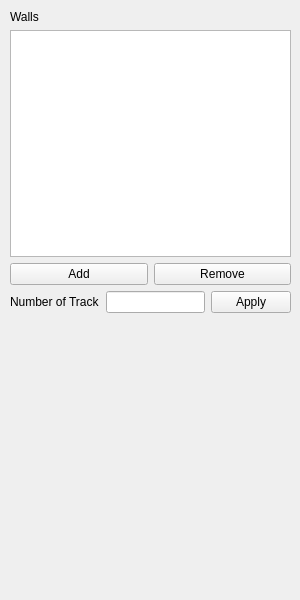
Qt form forms/platformpropertywidget.ui (JuPedSim/jpseditor) before a commit.
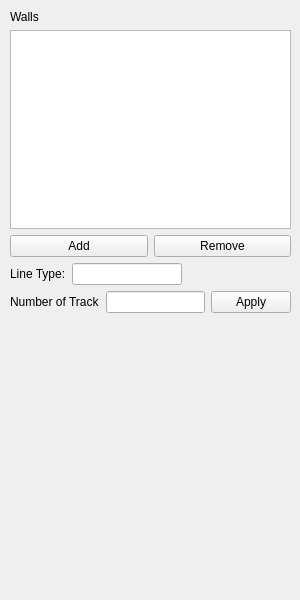
The same form after that commit.

Commit message: Add transiton and track line type #81 Define subroom

Diff of the .ui file:
```diff
--- a/forms/platformpropertywidget.ui
+++ b/forms/platformpropertywidget.ui
@@ -25,7 +25,7 @@
   <property name="windowTitle">
    <string>Platform</string>
   </property>
-  <widget class="QWidget" name="">
+  <widget class="QWidget" name="layoutWidget">
    <property name="geometry">
     <rect>
      <x>10</x>
@@ -63,6 +63,33 @@
       </item>
      </layout>
     </item>
+    <item>
+     <layout class="QHBoxLayout" name="horizontalLayout_3">
+      <item>
+       <widget class="QLabel" name="label_3">
+        <property name="text">
+         <string>Line Type:</string>
+        </property>
+       </widget>
+      </item>
+      <item>
+       <widget class="QLineEdit" name="lineEdit_lineType"/>
+      </item>
+      <item>
+       <spacer name="horizontalSpacer">
+        <property name="orientation">
+         <enum>Qt::Horizontal</enum>
+        </property>
+        <property name="sizeHint" stdset="0">
+         <size>
+          <width>40</width>
+          <height>20</height>
+         </size>
+        </property>
+       </spacer>
+      </item>
+     </layout>
+    </item>
     <item>
      <layout class="QHBoxLayout" name="horizontalLayout">
       <item>
```
Left out of the diff: 2 changed lines with no effect on the pictures. The commit also changes 19 other files.
